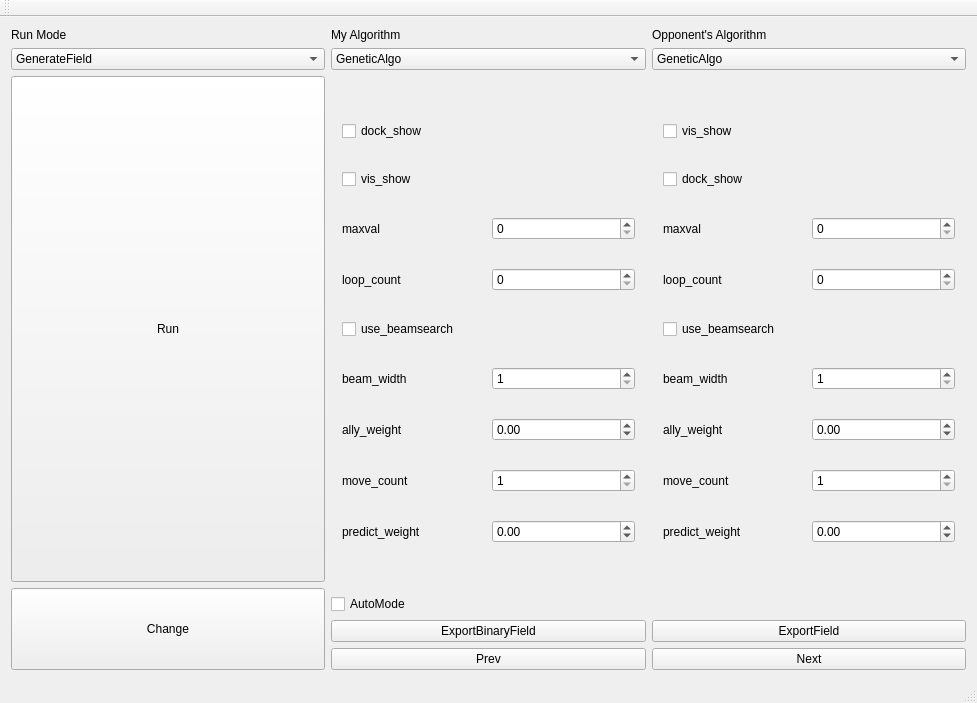
tnct-spc/procon2018-comp, file Mejirodai/mejirodai.ui: the form before one commit.
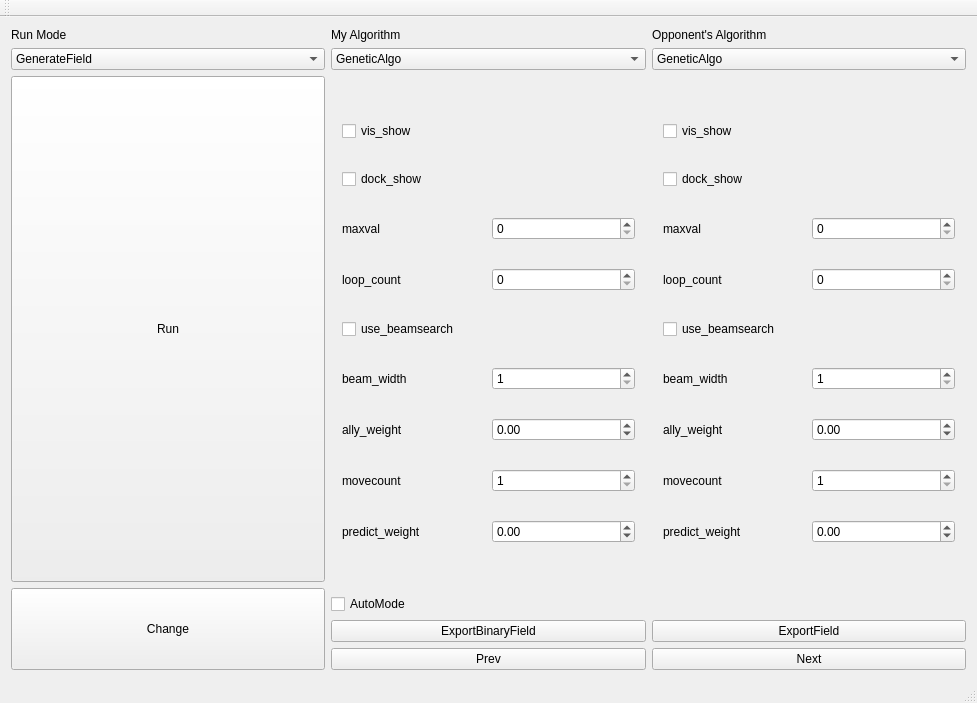
The form after the commit.

Commit message: [add]取得したパラメータをstd::vectorに入れる

The edit to the form file:
```diff
--- a/Mejirodai/mejirodai.ui
+++ b/Mejirodai/mejirodai.ui
@@ -363,7 +363,7 @@
         <item row="10" column="0">
          <widget class="QLabel" name="label_20">
           <property name="text">
-           <string>move_count</string>
+           <string>movecount</string>
           </property>
          </widget>
         </item>
@@ -461,7 +461,7 @@
          </widget>
         </item>
         <item row="6" column="1">
-         <widget class="QDoubleSpinBox" name="ally_weight_3">
+         <widget class="QDoubleSpinBox" name="ally_weight_2">
           <property name="minimum">
            <double>-5.000000000000000</double>
           </property>
@@ -530,7 +530,7 @@
          </widget>
         </item>
         <item row="10" column="0">
-         <widget class="QLabel" name="ally_weight">
+         <widget class="QLabel" name="label_ally_weight">
           <property name="text">
            <string>ally_weight</string>
           </property>
@@ -546,24 +546,17 @@
         <item row="11" column="0">
          <widget class="QLabel" name="move_count">
           <property name="text">
-           <string>move_count</string>
+           <string>movecount</string>
           </property>
          </widget>
         </item>
         <item row="9" column="0">
-         <widget class="QLabel" name="beam_width">
+         <widget class="QLabel" name="label_beam_width">
           <property name="text">
            <string>beam_width</string>
           </property>
          </widget>
         </item>
-        <item row="4" column="0">
-         <widget class="QCheckBox" name="checkBox_2">
-          <property name="text">
-           <string>vis_show</string>
-          </property>
-         </widget>
-        </item>
         <item row="5" column="1">
          <widget class="QSpinBox" name="maxval">
           <property name="maximum">
@@ -579,7 +572,7 @@
          </widget>
         </item>
         <item row="9" column="1">
-         <widget class="QSpinBox" name="spinBox_3">
+         <widget class="QSpinBox" name="beam_width">
           <property name="minimum">
            <number>1</number>
           </property>
@@ -630,7 +623,7 @@
          </widget>
         </item>
         <item row="10" column="1">
-         <widget class="QDoubleSpinBox" name="ally_weight_2">
+         <widget class="QDoubleSpinBox" name="ally_weight">
           <property name="minimum">
            <double>-5.000000000000000</double>
           </property>
@@ -639,6 +632,13 @@
           </property>
          </widget>
         </item>
+        <item row="0" column="0">
+         <widget class="QCheckBox" name="vis_show">
+          <property name="text">
+           <string>vis_show</string>
+          </property>
+         </widget>
+        </item>
        </layout>
       </widget>
       <widget class="QWidget" name="MajorityRuleWithAbstData_my"/>
```
Left out of the diff: 16 changed lines with no effect on the pictures. The commit also changes 1 other file.
